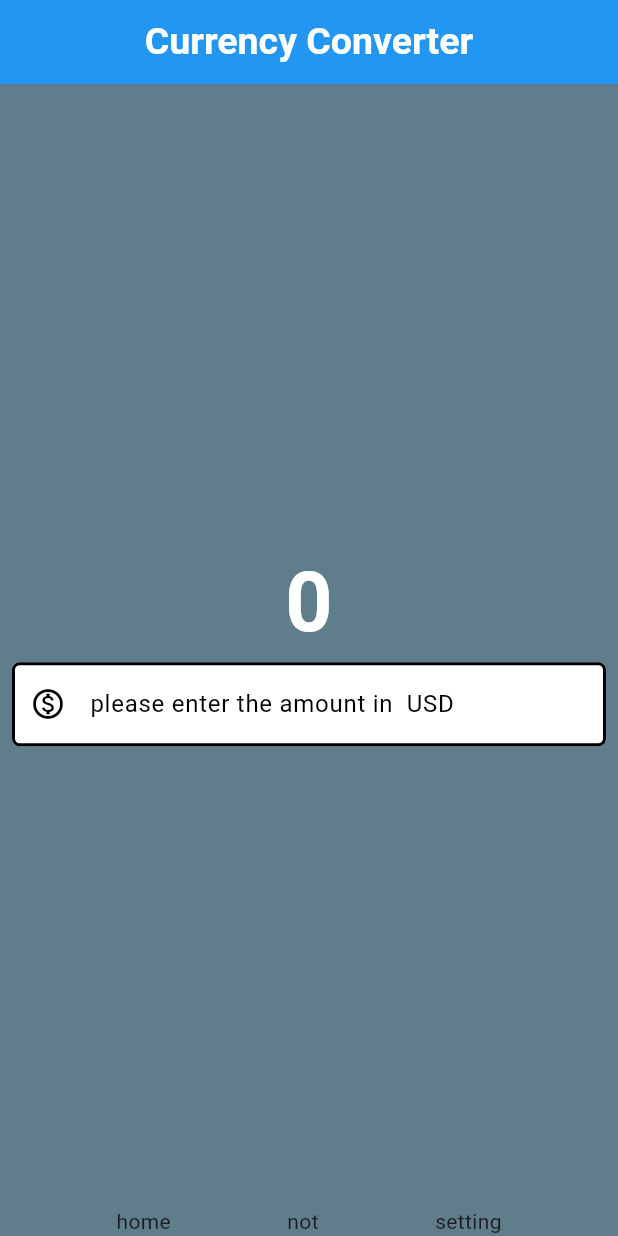
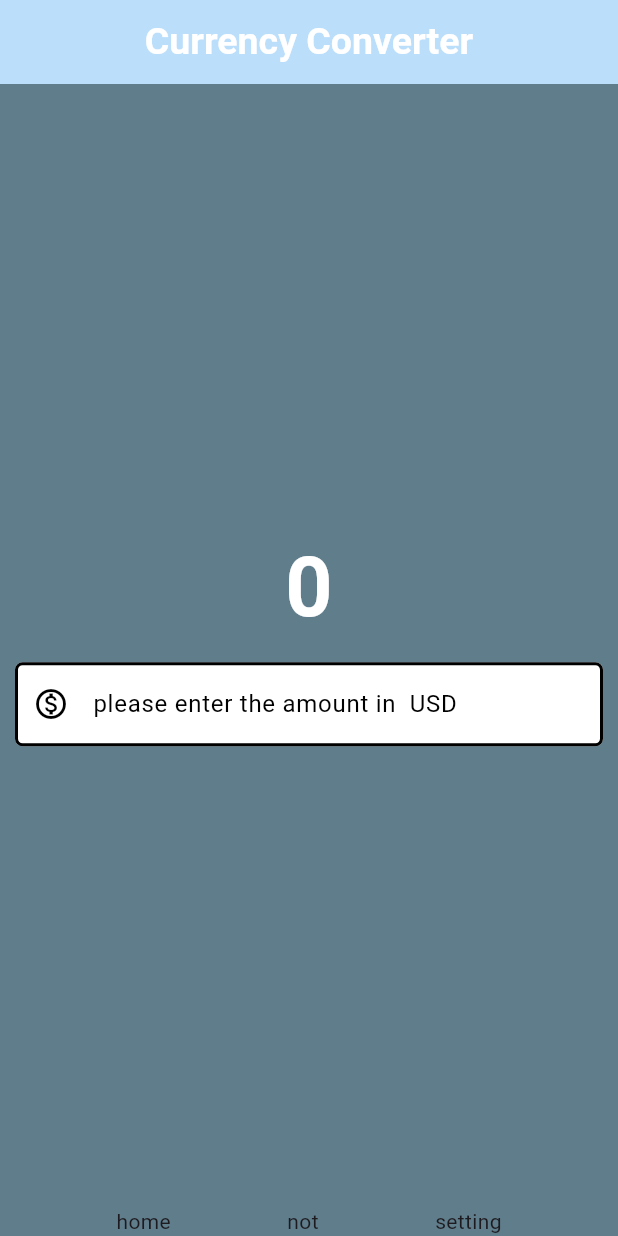
Before and after one commit to jodosjodos/currency_converter, a Flutter app: the screen it shows after launch, on a phone screen of 412 x 824 dp. Run offline on Flutter 3.47's test engine with Material 3 defaults, Android fonts, the phone set to English and light mode, and no system bars.

Commit message:
[fix] fix title

```diff
--- a/lib/currency_converter_material_page.dart
+++ b/lib/currency_converter_material_page.dart
@@ -24,7 +24,7 @@ class CurrencyConverterMaterialPage extends StatelessWidget {
           style: TextStyle(
               color: Colors.white, fontWeight: FontWeight.bold, fontSize: 25),
         ),
-        backgroundColor: Colors.blue[500],
+        backgroundColor: Colors.blue[100],
         centerTitle: true,
       ),
       body: Center(
@@ -39,9 +39,7 @@ class CurrencyConverterMaterialPage extends StatelessWidget {
                   color: Color.fromARGB(255, 255, 255, 255)),
             ),
             Padding(
-              padding: const EdgeInsets.symmetric(
-                horizontal: 8,
-              ),
+              padding: const EdgeInsets.all(10),
               child: TextField(
                 style: const TextStyle(
                   color: Colors.black,
```
